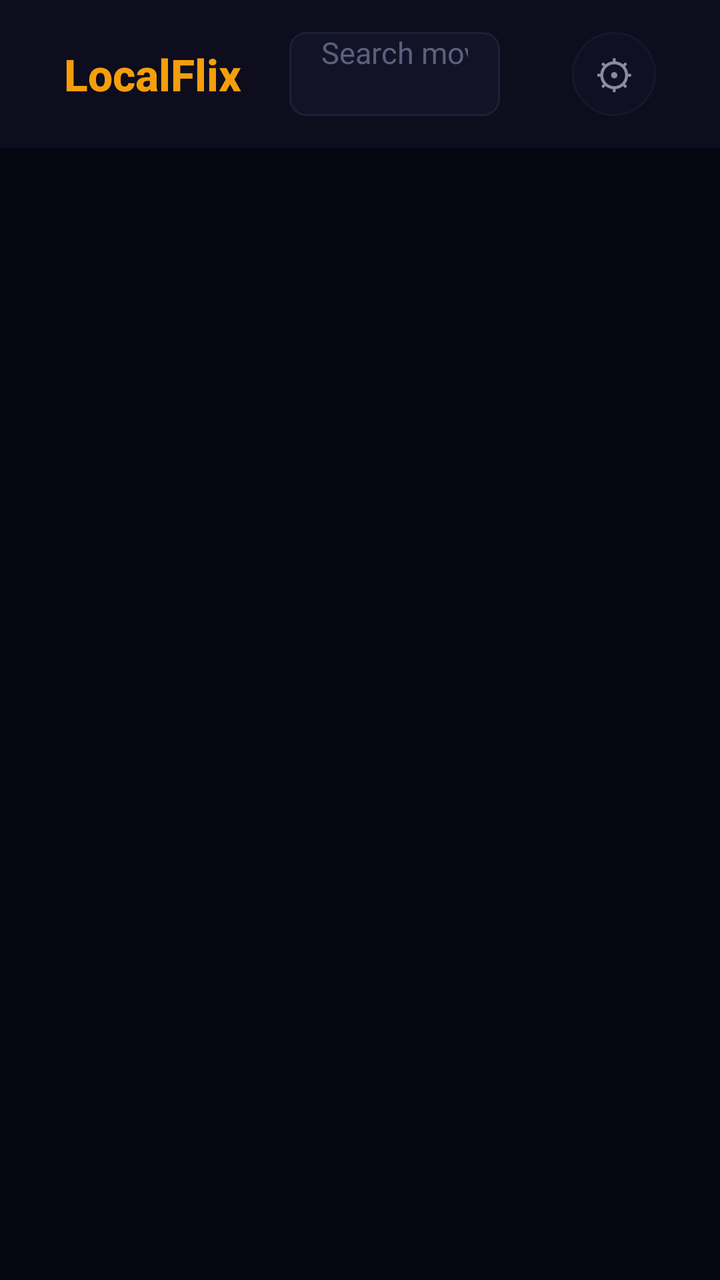
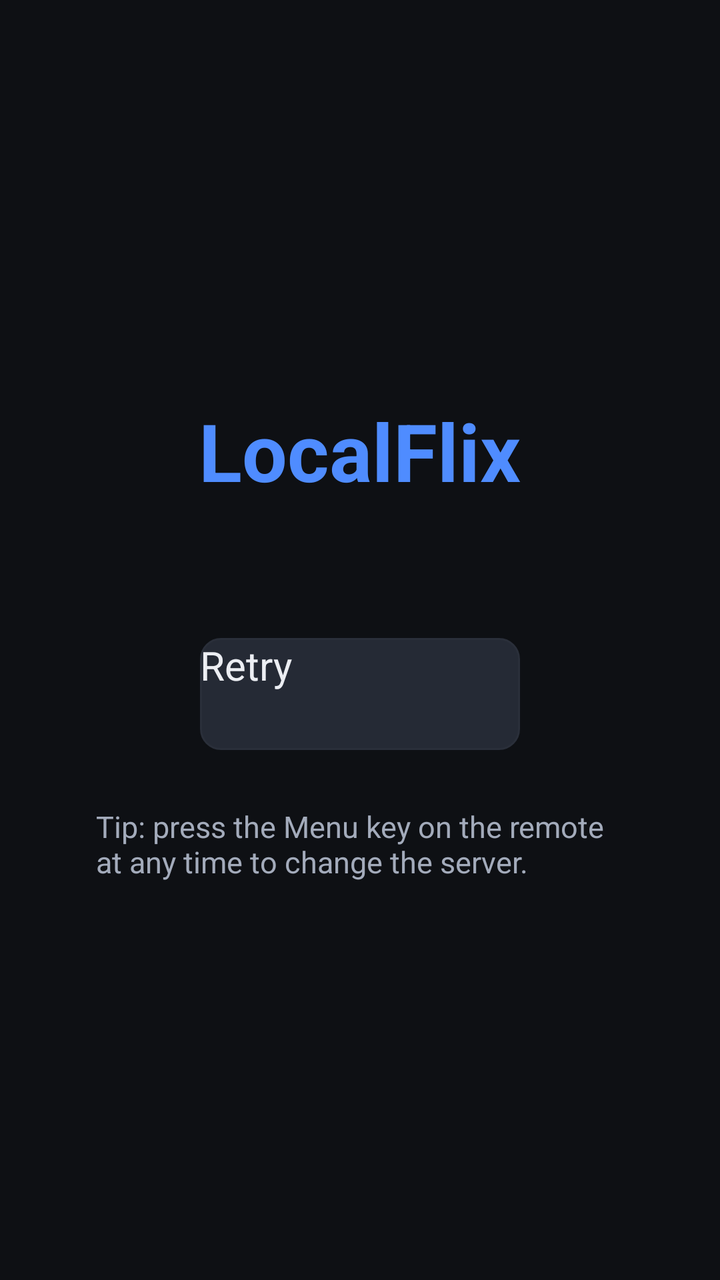

The first picture is an Android layout as it rendered before a commit; the second is the same layout after the commit. The layout source and the unified diff follow.
<!-- AndroidManifest.xml: application theme Theme.LocalFlix -->
<!-- res/layout/activity_main.xml -->
<?xml version="1.0" encoding="utf-8"?>
<androidx.constraintlayout.widget.ConstraintLayout
    xmlns:android="http://schemas.android.com/apk/res/android"
    xmlns:app="http://schemas.android.com/apk/res-auto"
    android:layout_width="match_parent"
    android:layout_height="match_parent"
    android:background="@color/bg"
    android:fitsSystemWindows="true">

    
    <LinearLayout
        android:id="@+id/topBar"
        android:layout_width="0dp"
        android:layout_height="wrap_content"
        android:orientation="horizontal"
        android:gravity="center_vertical"
        android:paddingStart="32dp"
        android:paddingEnd="32dp"
        android:paddingTop="16dp"
        android:paddingBottom="16dp"
        android:background="@color/surface"
        app:layout_constraintTop_toTopOf="parent"
        app:layout_constraintStart_toStartOf="parent"
        app:layout_constraintEnd_toEndOf="parent">

        
        <TextView
            android:layout_width="wrap_content"
            android:layout_height="wrap_content"
            android:text="LocalFlix"
            android:textSize="22sp"
            android:textStyle="bold"
            android:textColor="@color/amber"
            android:fontFamily="sans-serif-medium"
            android:layout_marginEnd="24dp" />

        
        <EditText
            android:id="@+id/searchEdit"
            android:layout_width="0dp"
            android:layout_height="42dp"
            android:layout_weight="1"
            android:background="@drawable/bg_search"
            android:paddingStart="16dp"
            android:paddingEnd="16dp"
            android:hint="Search movies…"
            android:textColorHint="@color/muted"
            android:textColor="@color/text_primary"
            android:textSize="15sp"
            android:imeOptions="actionSearch"
            android:inputType="text"
            android:singleLine="true"
            android:focusable="true"
            android:focusableInTouchMode="true"
            android:nextFocusDown="@id/recyclerView" />

        
        <TextView
            android:id="@+id/countText"
            android:layout_width="wrap_content"
            android:layout_height="wrap_content"
            android:textColor="@color/muted"
            android:textSize="13sp"
            android:layout_marginStart="20dp"
            android:layout_marginEnd="16dp" />

        
        <TextView
            android:id="@+id/settingsBtn"
            android:layout_width="42dp"
            android:layout_height="42dp"
            android:gravity="center"
            android:text="⚙"
            android:textSize="20sp"
            android:textColor="@color/text_primary"
            android:background="@drawable/bg_icon_btn"
            android:focusable="true"
            android:focusableInTouchMode="true"
            android:alpha="0.6" />

    </LinearLayout>

    
    <ProgressBar
        android:id="@+id/progressBar"
        android:layout_width="wrap_content"
        android:layout_height="wrap_content"
        android:visibility="gone"
        app:layout_constraintTop_toBottomOf="@id/topBar"
        app:layout_constraintBottom_toBottomOf="parent"
        app:layout_constraintStart_toStartOf="parent"
        app:layout_constraintEnd_toEndOf="parent" />

    
    <LinearLayout
        android:id="@+id/statusCard"
        android:layout_width="wrap_content"
        android:layout_height="wrap_content"
        android:orientation="vertical"
        android:gravity="center"
        android:padding="40dp"
        android:visibility="gone"
        app:layout_constraintTop_toBottomOf="@id/topBar"
        app:layout_constraintBottom_toBottomOf="parent"
        app:layout_constraintStart_toStartOf="parent"
        app:layout_constraintEnd_toEndOf="parent">

        <TextView
            android:id="@+id/statusIcon"
            android:layout_width="wrap_content"
            android:layout_height="wrap_content"
            android:textSize="52sp"
            android:text="📂" />

        <TextView
            android:id="@+id/statusMsg"
            android:layout_width="wrap_content"
            android:layout_height="wrap_content"
            android:textColor="@color/muted"
            android:textSize="16sp"
            android:textAlignment="center"
            android:lineSpacingMultiplier="1.5"
            android:layout_marginTop="16dp" />

    </LinearLayout>

    
    <androidx.recyclerview.widget.RecyclerView
        android:id="@+id/recyclerView"
        android:layout_width="0dp"
        android:layout_height="0dp"
        android:padding="20dp"
        android:clipToPadding="false"
        android:focusable="true"
        android:descendantFocusability="afterDescendants"
        app:layout_constraintTop_toBottomOf="@id/topBar"
        app:layout_constraintBottom_toBottomOf="parent"
        app:layout_constraintStart_toStartOf="parent"
        app:layout_constraintEnd_toEndOf="parent" />

</androidx.constraintlayout.widget.ConstraintLayout>
<!-- resources referenced by this layout -->
<resources>
  <color name="amber">#F59E0B</color>
  <color name="bg">#070711</color>
  <color name="muted">#5A617E</color>
  <color name="surface">#0d0d1e</color>
  <color name="text_primary">#DDE2F4</color>
  <!-- drawable bg_icon_btn (drawable) -->
  <?xml version="1.0" encoding="utf-8"?>
  <selector xmlns:android="http://schemas.android.com/apk/res/android">
      <item android:state_focused="true">
          <shape android:shape="oval">
              <solid android:color="@color/card_focused" />
              <stroke android:width="2dp" android:color="@color/amber" />
          </shape>
      </item>
      <item>
          <shape android:shape="oval">
              <solid android:color="@color/card" />
              <stroke android:width="1dp" android:color="@color/border" />
          </shape>
      </item>
  </selector>
  <!-- drawable bg_search (drawable) -->
  <?xml version="1.0" encoding="utf-8"?>
  <selector xmlns:android="http://schemas.android.com/apk/res/android">
      <item android:state_focused="true">
          <shape android:shape="rectangle">
              <solid android:color="@color/card" />
              <corners android:radius="8dp" />
              <stroke android:width="2dp" android:color="@color/amber" />
          </shape>
      </item>
      <item>
          <shape android:shape="rectangle">
              <solid android:color="@color/card" />
              <corners android:radius="8dp" />
              <stroke android:width="1dp" android:color="@color/border" />
          </shape>
      </item>
  </selector>
  <style name="Theme.LocalFlix" parent="@style/Theme.AppCompat.Leanback">
          
          <item name="android:windowBackground">@color/bg</item>
          <item name="android:colorBackground">@color/bg</item>
          <item name="android:windowNoTitle">true</item>
          <item name="android:windowFullscreen">false</item>
  
          
          <item name="android:textColorPrimary">@color/text_primary</item>
          <item name="android:textColorSecondary">@color/muted</item>
  
          
          <item name="colorPrimary">@color/surface</item>
          <item name="colorPrimaryDark">@color/bg</item>
          <item name="colorAccent">@color/amber</item>
      </style>
  <color name="card_focused">#1e1e40</color>
  <color name="card">#131328</color>
  <color name="border">#1E1E36</color>
</resources>

<!-- the commit's change to res/layout/activity_main.xml (unified diff, before → after) -->
@@ -1,141 +1,110 @@
 <?xml version="1.0" encoding="utf-8"?>
-<androidx.constraintlayout.widget.ConstraintLayout
+<FrameLayout
     xmlns:android="http://schemas.android.com/apk/res/android"
-    xmlns:app="http://schemas.android.com/apk/res-auto"
     android:layout_width="match_parent"
     android:layout_height="match_parent"
-    android:background="@color/bg"
-    android:fitsSystemWindows="true">
+    android:background="@color/bg">
+
+    <FrameLayout
+        android:id="@+id/webHolder"
+        android:layout_width="match_parent"
+        android:layout_height="match_parent"
+        android:visibility="gone" />
 
     
     <LinearLayout
-        android:id="@+id/topBar"
-        android:layout_width="0dp"
-        android:layout_height="wrap_content"
-        android:orientation="horizontal"
-        android:gravity="center_vertical"
-        android:paddingStart="32dp"
-        android:paddingEnd="32dp"
-        android:paddingTop="16dp"
-        android:paddingBottom="16dp"
-        android:background="@color/surface"
-        app:layout_constraintTop_toTopOf="parent"
-        app:layout_constraintStart_toStartOf="parent"
-        app:layout_constraintEnd_toEndOf="parent">
+        android:id="@+id/connectPanel"
+        android:layout_width="match_parent"
+        android:layout_height="match_parent"
+        android:background="@color/bg"
+        android:gravity="center"
+        android:orientation="vertical"
+        android:padding="48dp">
 
-        
         <TextView
             android:layout_width="wrap_content"
             android:layout_height="wrap_content"
             android:text="LocalFlix"
-            android:textSize="22sp"
-            android:textStyle="bold"
-            android:textColor="@color/amber"
-            android:fontFamily="sans-serif-medium"
-            android:layout_marginEnd="24dp" />
+            android:textColor="@color/accent"
+            android:textSize="40sp"
+            android:textStyle="bold" />
 
-        
+        <TextView
+            android:id="@+id/connStatus"
+            android:layout_width="560dp"
+            android:layout_height="wrap_content"
+            android:layout_marginTop="16dp"
+            android:gravity="center"
+            android:lineSpacingExtra="4dp"
+            android:textColor="@color/text"
+            android:textSize="20sp" />
+
+        <ProgressBar
+            android:id="@+id/connProgress"
+            android:layout_width="40dp"
+            android:layout_height="40dp"
+            android:layout_marginTop="20dp"
+            android:indeterminate="true"
+            android:visibility="gone" />
+
         <EditText
-            android:id="@+id/searchEdit"
-            android:layout_width="0dp"
-            android:layout_height="42dp"
-            android:layout_weight="1"
-            android:background="@drawable/bg_search"
+            android:id="@+id/connInput"
+            android:layout_width="460dp"
+            android:layout_height="56dp"
+            android:layout_marginTop="24dp"
+            android:background="@drawable/bg_input"
+            android:hint="http://192.168.1.10:8080"
+            android:imeOptions="actionGo"
+            android:importantForAutofill="no"
+            android:inputType="textUri"
+            android:maxLines="1"
             android:paddingStart="16dp"
             android:paddingEnd="16dp"
-            android:hint="Search movies…"
+            android:singleLine="true"
+            android:textColor="@color/text"
             android:textColorHint="@color/muted"
-            android:textColor="@color/text_primary"
-            android:textSize="15sp"
-            android:imeOptions="actionSearch"
-            android:inputType="text"
-            android:singleLine="true"
-            android:focusable="true"
-            android:focusableInTouchMode="true"
-            android:nextFocusDown="@id/recyclerView" />
+            android:textSize="20sp"
+            android:visibility="gone" />
 
-        
-        <TextView
-            android:id="@+id/countText"
+        <LinearLayout
             android:layout_width="wrap_content"
             android:layout_height="wrap_content"
-            android:textColor="@color/muted"
-            android:textSize="13sp"
-            android:layout_marginStart="20dp"
-            android:layout_marginEnd="16dp" />
+            android:layout_marginTop="24dp"
+            android:orientation="horizontal">
 
-        
-        <TextView
-            android:id="@+id/settingsBtn"
-            android:layout_width="42dp"
-            android:layout_height="42dp"
-            android:gravity="center"
-            android:text="⚙"
-            android:textSize="20sp"
-            android:textColor="@color/text_primary"
-            android:background="@drawable/bg_icon_btn"
-            android:focusable="true"
-            android:focusableInTouchMode="true"
-            android:alpha="0.6" />
+            <Button
+                android:id="@+id/connRetry"
+                android:layout_width="wrap_content"
+                android:layout_height="56dp"
+                android:background="@drawable/bg_btn"
+                android:minWidth="160dp"
+                android:stateListAnimator="@null"
+                android:text="Retry"
+                android:textAllCaps="false"
+                android:textColor="@color/btn_text"
+                android:textSize="20sp" />
 
-    </LinearLayout>
-
-    
-    <ProgressBar
-        android:id="@+id/progressBar"
-        android:layout_width="wrap_content"
-        android:layout_height="wrap_content"
-        android:visibility="gone"
-        app:layout_constraintTop_toBottomOf="@id/topBar"
-        app:layout_constraintBottom_toBottomOf="parent"
-        app:layout_constraintStart_toStartOf="parent"
-        app:layout_constraintEnd_toEndOf="parent" />
-
-    
-    <LinearLayout
-        android:id="@+id/statusCard"
-        android:layout_width="wrap_content"
-        android:layout_height="wrap_content"
-        android:orientation="vertical"
-        android:gravity="center"
-        android:padding="40dp"
-        android:visibility="gone"
-        app:layout_constraintTop_toBottomOf="@id/topBar"
-        app:layout_constraintBottom_toBottomOf="parent"
-        app:layout_constraintStart_toStartOf="parent"
-        app:layout_constraintEnd_toEndOf="parent">
+            <Button
+                android:id="@+id/connConnect"
+                android:layout_width="wrap_content"
+                android:layout_height="56dp"
+                android:layout_marginStart="16dp"
+                android:background="@drawable/bg_btn"
+                android:minWidth="160dp"
+                android:stateListAnimator="@null"
+                android:text="Connect"
+                android:textAllCaps="false"
+                android:textColor="@color/btn_text"
+                android:textSize="20sp"
+                android:visibility="gone" />
+        </LinearLayout>
 
         <TextView
-            android:id="@+id/statusIcon"
             android:layout_width="wrap_content"
             android:layout_height="wrap_content"
-            android:textSize="52sp"
-            android:text="📂" />
-
-        <TextView
-            android:id="@+id/statusMsg"
-            android:layout_width="wrap_content"
-            android:layout_height="wrap_content"
+            android:layout_marginTop="28dp"
+            android:text="Tip: press the Menu key on the remote at any time to change the server."
             android:textColor="@color/muted"
-            android:textSize="16sp"
-            android:textAlignment="center"
-            android:lineSpacingMultiplier="1.5"
-            android:layout_marginTop="16dp" />
-
+            android:textSize="15sp" />
     </LinearLayout>
-
-    
-    <androidx.recyclerview.widget.RecyclerView
-        android:id="@+id/recyclerView"
-        android:layout_width="0dp"
-        android:layout_height="0dp"
-        android:padding="20dp"
-        android:clipToPadding="false"
-        android:focusable="true"
-        android:descendantFocusability="afterDescendants"
-        app:layout_constraintTop_toBottomOf="@id/topBar"
-        app:layout_constraintBottom_toBottomOf="parent"
-        app:layout_constraintStart_toStartOf="parent"
-        app:layout_constraintEnd_toEndOf="parent" />
-
-</androidx.constraintlayout.widget.ConstraintLayout>
+</FrameLayout>
<!-- resource entries referenced after the edit -->
@@ -1,62 +1,60 @@
 <!-- resources referenced by this layout -->
 <resources>
-  <color name="amber">#F59E0B</color>
-  <color name="bg">#070711</color>
-  <color name="muted">#5A617E</color>
-  <color name="surface">#0d0d1e</color>
-  <color name="text_primary">#DDE2F4</color>
-  <!-- drawable bg_icon_btn (drawable) -->
-  <?xml version="1.0" encoding="utf-8"?>
-  <selector xmlns:android="http://schemas.android.com/apk/res/android">
-      <item android:state_focused="true">
-          <shape android:shape="oval">
-              <solid android:color="@color/card_focused" />
-              <stroke android:width="2dp" android:color="@color/amber" />
-          </shape>
-      </item>
-      <item>
-          <shape android:shape="oval">
-              <solid android:color="@color/card" />
-              <stroke android:width="1dp" android:color="@color/border" />
-          </shape>
-      </item>
-  </selector>
-  <!-- drawable bg_search (drawable) -->
+  <color name="accent">#4f8cff</color>
+  <color name="bg">#0e1014</color>
+  <color name="muted">#a3abbb</color>
+  <color name="text">#eceef3</color>
+  <!-- drawable bg_btn (drawable) -->
   <?xml version="1.0" encoding="utf-8"?>
   <selector xmlns:android="http://schemas.android.com/apk/res/android">
       <item android:state_focused="true">
           <shape android:shape="rectangle">
-              <solid android:color="@color/card" />
-              <corners android:radius="8dp" />
-              <stroke android:width="2dp" android:color="@color/amber" />
+              <solid android:color="@color/accent" />
+              <stroke android:width="3dp" android:color="@color/white" />
+              <corners android:radius="10dp" />
           </shape>
       </item>
       <item>
           <shape android:shape="rectangle">
-              <solid android:color="@color/card" />
-              <corners android:radius="8dp" />
-              <stroke android:width="1dp" android:color="@color/border" />
+              <solid android:color="@color/surface3" />
+              <stroke android:width="1dp" android:color="@color/line" />
+              <corners android:radius="10dp" />
           </shape>
       </item>
   </selector>
+  <!-- drawable bg_input (drawable) -->
+  <?xml version="1.0" encoding="utf-8"?>
+  <selector xmlns:android="http://schemas.android.com/apk/res/android">
+      <item android:state_focused="true">
+          <shape android:shape="rectangle">
+              <solid android:color="@color/surface2" />
+              <stroke android:width="3dp" android:color="@color/accent" />
+              <corners android:radius="10dp" />
+          </shape>
+      </item>
+      <item>
+          <shape android:shape="rectangle">
+              <solid android:color="@color/surface2" />
+              <stroke android:width="1dp" android:color="@color/line" />
+              <corners android:radius="10dp" />
+          </shape>
+      </item>
+  </selector>
+  <color name="surface">#151821</color>
   <style name="Theme.LocalFlix" parent="@style/Theme.AppCompat.Leanback">
-          
           <item name="android:windowBackground">@color/bg</item>
           <item name="android:colorBackground">@color/bg</item>
           <item name="android:windowNoTitle">true</item>
-          <item name="android:windowFullscreen">false</item>
-  
-          
-          <item name="android:textColorPrimary">@color/text_primary</item>
+          <item name="android:textColorPrimary">@color/text</item>
           <item name="android:textColorSecondary">@color/muted</item>
-  
           
           <item name="colorPrimary">@color/surface</item>
           <item name="colorPrimaryDark">@color/bg</item>
-          <item name="colorAccent">@color/amber</item>
+          <item name="colorAccent">@color/accent</item>
       </style>
-  <color name="card_focused">#1e1e40</color>
-  <color name="card">#131328</color>
-  <color name="border">#1E1E36</color>
+  <color name="white">#FFFFFF</color>
+  <color name="surface3">#252a35</color>
+  <color name="line">#2a2f3a</color>
+  <color name="surface2">#1c2029</color>
 </resources>
 
